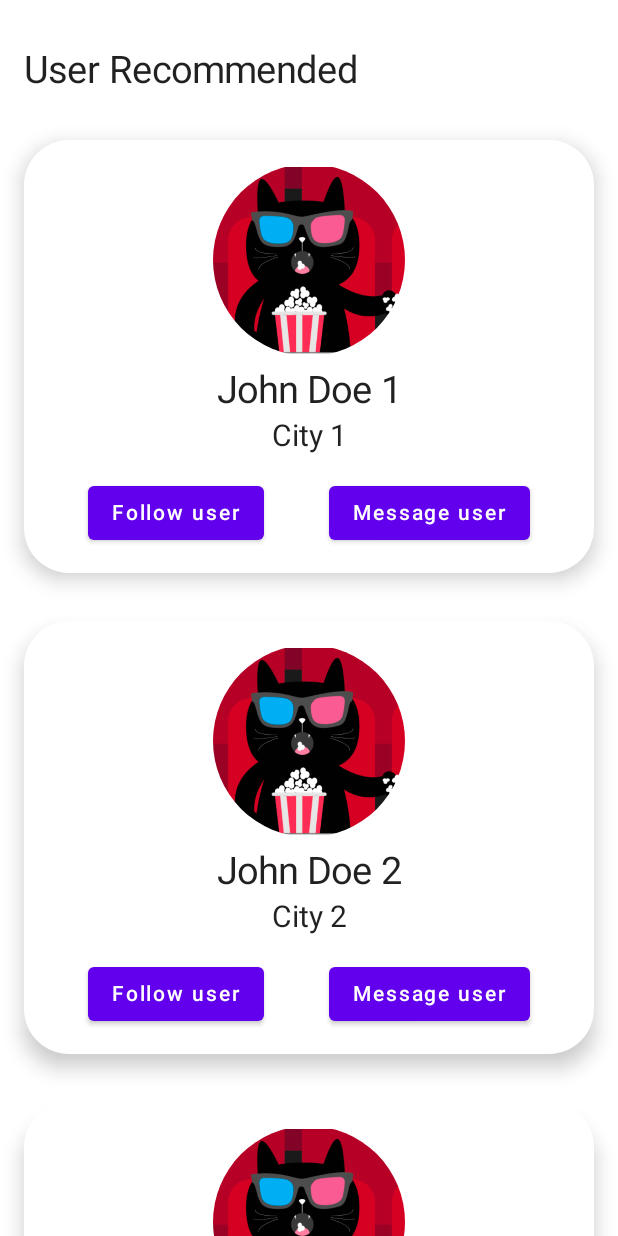
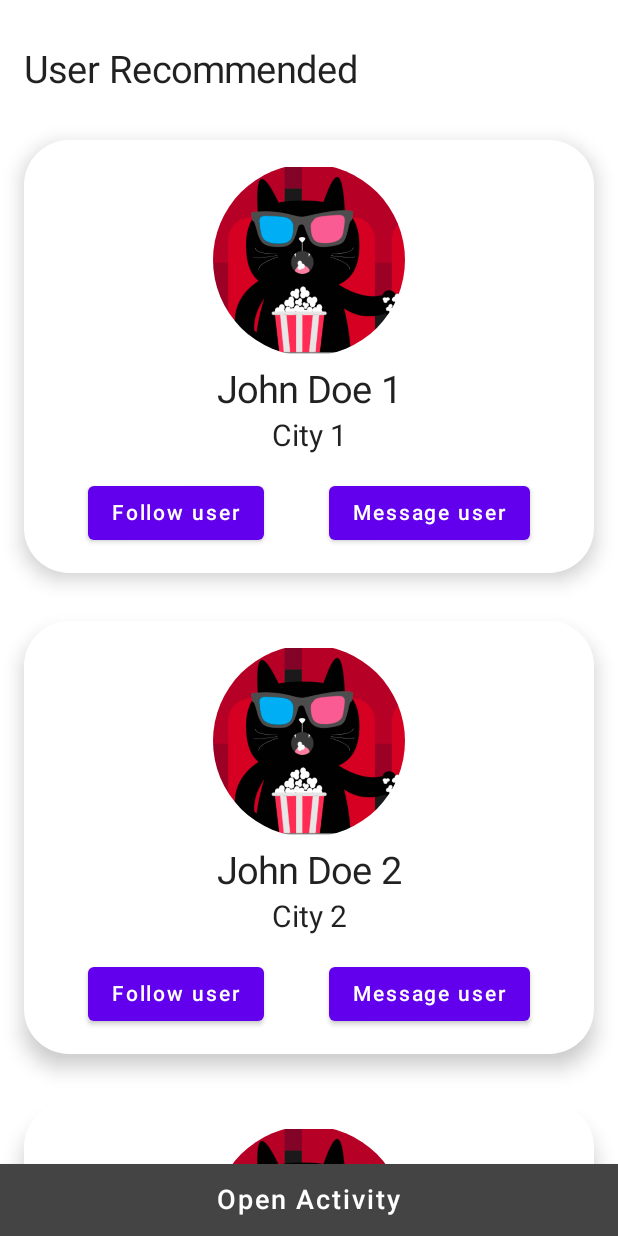
Before and after one commit to dedidoot/jetpack_compose, an Android app built with Jetpack Compose: the screen it shows after launch (ProfileConstraintDecoupledActivity), on a phone screen of 412 x 824 dp. Run offline under Robolectric (Android 15) with nearby library versions, the phone set to English and light mode, and no system bars; our stand-ins replace constraintlayout-compose.

Commit message:
text field example

```diff
--- a/app/src/main/AndroidManifest.xml
+++ b/app/src/main/AndroidManifest.xml
@@ -1,6 +1,8 @@
 <?xml version="1.0" encoding="utf-8"?>
 <manifest xmlns:android="http://schemas.android.com/apk/res/android"
     package="com.solana.jetpack_compose">
+
+    <uses-permission android:name="android.permission.CAMERA" />
 
     <application
         android:allowBackup="true"
@@ -20,6 +22,8 @@
                 <category android:name="android.intent.category.LAUNCHER" />
             </intent-filter>
         </activity>
+
+        <activity android:name=".ui.activities.InputActivity"/>
     </application>
 
 </manifest>
--- a/app/src/main/java/com/solana/jetpack_compose/ui/activities/ProfileConstraintDecoupledActivity.kt
+++ b/app/src/main/java/com/solana/jetpack_compose/ui/activities/ProfileConstraintDecoupledActivity.kt
@@ -1,17 +1,14 @@
 package com.solana.jetpack_compose.ui.activities
 
+import android.content.Intent
 import android.os.Bundle
 import androidx.activity.ComponentActivity
 import androidx.activity.compose.setContent
-import androidx.compose.foundation.layout.Spacer
-import androidx.compose.foundation.layout.fillMaxSize
-import androidx.compose.foundation.layout.height
-import androidx.compose.foundation.layout.padding
+import androidx.compose.foundation.layout.*
 import androidx.compose.foundation.lazy.LazyColumn
+import androidx.compose.foundation.shape.RoundedCornerShape
 import androidx.compose.material.*
-import androidx.compose.runtime.mutableStateOf
 import androidx.compose.runtime.rememberCoroutineScope
-import androidx.compose.runtime.saveable.rememberSaveable
 import androidx.compose.ui.Modifier
 import androidx.compose.ui.graphics.Color
 import androidx.compose.ui.unit.dp
@@ -34,15 +31,23 @@ class ProfileConstraintDecoupledActivity : ComponentActivity() {
             Jetpack_composeTheme {
                 val scaffoldState = rememberScaffoldState()
                 val coroutineScope = rememberCoroutineScope()
-                val profileRecommendationList = rememberSaveable { mutableStateOf(ArrayList<ProfileModel>()) }
-                val profileStarList = rememberSaveable { mutableStateOf(ArrayList<ProfileModel>()) }
-                profileRecommendationList.value = profileRecommendation
-                profileStarList.value = profileStar
 
                 Scaffold(
-                    modifier = Modifier.fillMaxSize(),
+                    modifier = Modifier.fillMaxSize().fillMaxHeight(),
                     scaffoldState = scaffoldState,
-                    backgroundColor = Color.White
+                    backgroundColor = Color.White,
+                    bottomBar = {
+                        Button(onClick = {
+                            startActivity(Intent(this, InputActivity::class.java))
+                        },
+                            modifier = Modifier.fillMaxWidth().height(48.dp),
+                            colors = ButtonDefaults.buttonColors(backgroundColor = Color.DarkGray),
+                            shape = RoundedCornerShape(0)) {
+                            Text(text = "Open Activity",
+                                color = Color.White,
+                                fontSize = 18.sp)
+                        }
+                    }
                 ) {
                     LazyColumn {
                         item {
@@ -53,9 +58,9 @@ class ProfileConstraintDecoupledActivity : ComponentActivity() {
                             )
                         }
 
-                        items(profileRecommendationList.value.size) { index ->
+                        items(profileRecommendation.size) { index ->
                             Spacer(modifier = Modifier.height(32.dp))
-                            val profile = profileRecommendationList.value.getOrNull(index)
+                            val profile = profileRecommendation.getOrNull(index)
                             ProfileConstraintDecoupled(profile?.fullName.orEmpty(), profile?.city.orEmpty(), {
                                 coroutineScope.launch {
                                     scaffoldState.snackbarHostState.showSnackbar(
@@ -79,9 +84,9 @@ class ProfileConstraintDecoupledActivity : ComponentActivity() {
                             )
                         }
 
-                        items(profileStarList.value.size) { index ->
+                        items(profileStar.size) { index ->
                             Spacer(modifier = Modifier.height(32.dp))
-                            val profile = profileStarList.value.getOrNull(index)
+                            val profile = profileStar.getOrNull(index)
                             ProfileConstraintDecoupled(profile?.fullName.orEmpty(), profile?.city.orEmpty(), {
                                 coroutineScope.launch {
                                     scaffoldState.snackbarHostState.showSnackbar(
```
Also changed, not shown: app/src/main/java/com/solana/jetpack_compose/ui/activities/InputActivity.kt (added, +88 -0 lines), app/src/main/java/com/solana/jetpack_compose/ui/helper/Helper.kt (+11 -0 lines).
